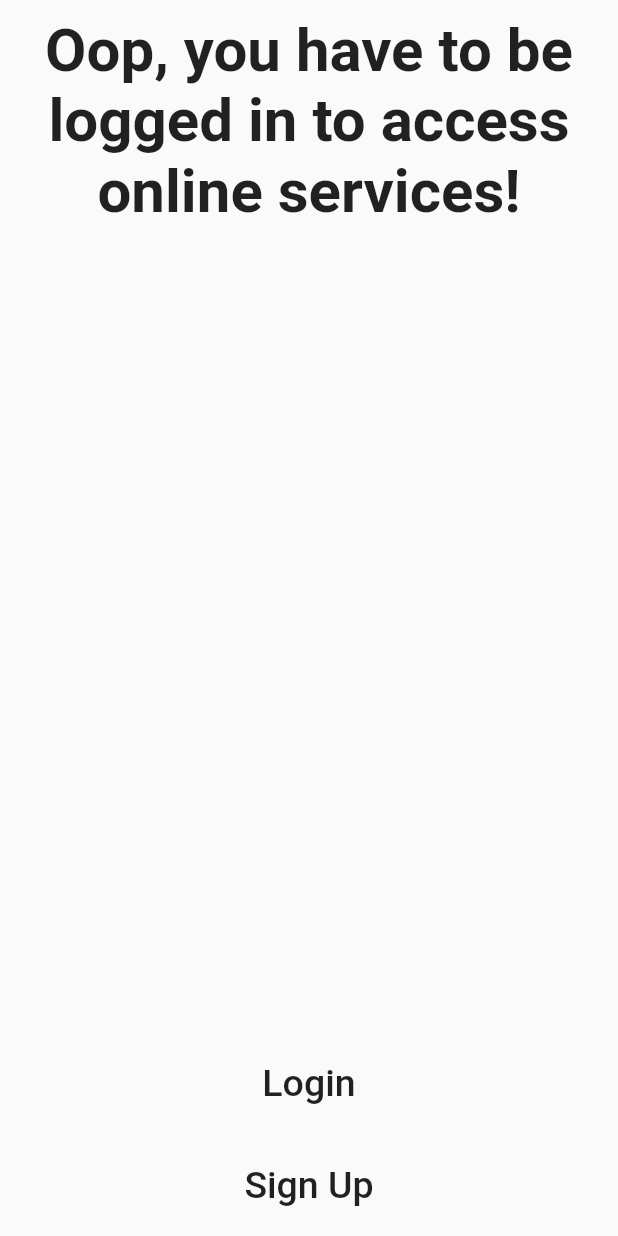
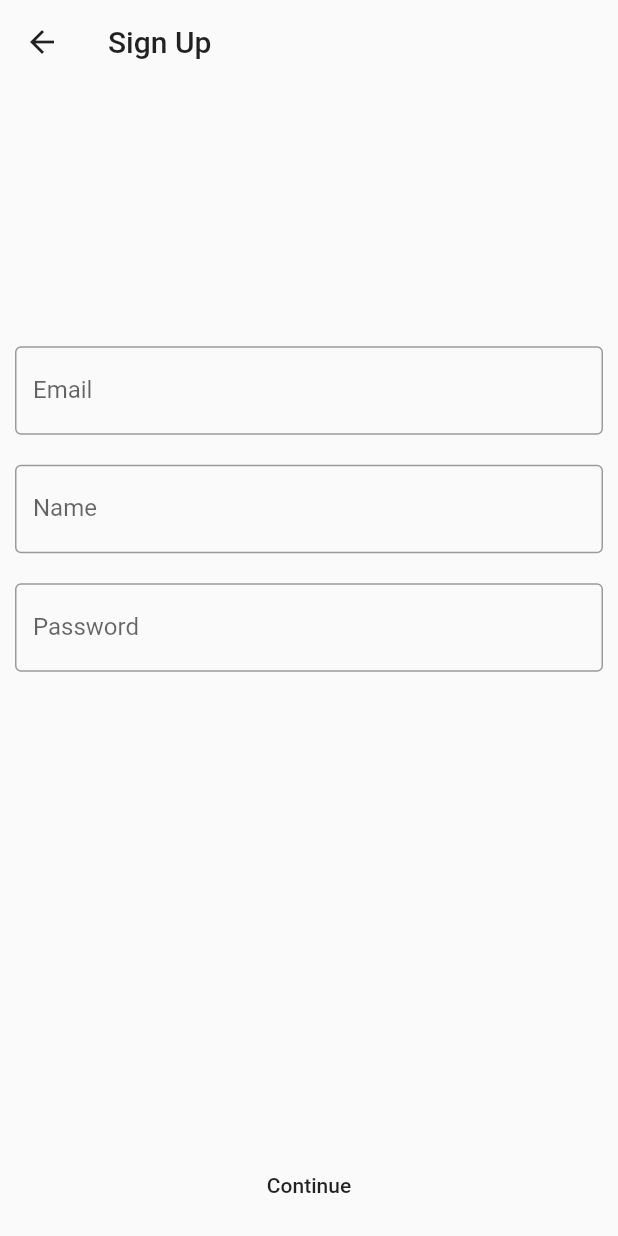
Before and after one commit to josephnglynn/2048i, a Flutter app: the AuthenticationDialog screen opened directly, after a tap on "Sign Up", on a phone screen of 412 x 824 dp. Run offline on Flutter 3.47's test engine with Material 2 defaults, Android fonts, the phone set to English and light mode, and no system bars; our stand-ins replace file_picker, get_storage, share, shared_preferences; missing offline and left inert: filesystem_picker, firedart, flex_color_picker; accounts and stored records are empty.

```diff
--- a/lib/api/leaderBoard.dart
+++ b/lib/api/leaderBoard.dart
@@ -1,5 +1,4 @@
 import 'package:improved_2048/api/settings.dart';
-import 'package:supabase/supabase.dart';
 
 class LeaderBoard{
   static void getLeaderBoard() {
--- a/lib/api/settings.dart
+++ b/lib/api/settings.dart
@@ -2,11 +2,12 @@ import 'dart:io';
 import 'dart:math';
 import 'dart:ui';
 import 'package:get_storage/get_storage.dart';
-import 'package:improved_2048/api/supabase_info.dart';
+import 'package:improved_2048/api/firebase_info.dart';
+import 'package:firedart/firedart.dart';
+import 'package:improved_2048/api/preferencesStore.dart';
 import 'package:improved_2048/ui/themes/baseClass.dart';
 import 'package:path/path.dart';
 import 'package:share/share.dart';
-import 'package:supabase/supabase.dart';
 
 class Settings {
   static late BoardThemeValues boardThemeValues;
@@ -15,7 +16,7 @@ class Settings {
   static late bool showMovesInsteadOfTime;
   static late GetStorage storage;
   static late String storageDirectoryPath;
-  static late SupabaseClient client;
+  static late FirebaseAuth firebaseAuth;
 
   static Future setFontSize(double _fontSizeScale) async {
     Settings.storage.write("fontSizeScale", _fontSizeScale);
@@ -100,7 +101,8 @@ class Settings {
   }
 
   static Future init() async {
-    client = SupabaseClient(SUPABASE_URL, SUPABASE_KEY);
+    firebaseAuth = FirebaseAuth.initialize(FIREBASE_KEY, await PreferencesStore.create());
+
     storage = GetStorage();
 
     try {
--- a/lib/ui/authenticationPage.dart
+++ b/lib/ui/authenticationPage.dart
@@ -1,9 +1,7 @@
 import 'dart:ui';
-
 import 'package:flutter/cupertino.dart';
 import 'package:flutter/material.dart';
 import 'package:improved_2048/api/auth.dart';
-import 'package:improved_2048/api/leaderBoard.dart';
 import 'package:improved_2048/ui/homePage.dart';
 import 'package:improved_2048/ui/leaderBoardPage.dart';
 
@@ -62,7 +60,13 @@ class _AuthenticationDialogState extends State<AuthenticationDialog> {
             Padding(
               padding: EdgeInsets.all(10),
               child: TextButton(
-                onPressed: () {},
+                onPressed: () {
+                  Navigator.of(context).push(
+                    MaterialPageRoute(
+                      builder: (context) => SignUp(),
+                    ),
+                  );
+                },
                 child: Text(
                   "Sign Up",
                   style: TextStyle(
@@ -84,7 +88,7 @@ class Login extends StatefulWidget {
 }
 
 class _LoginState extends State<Login> {
-  TextEditingController name = TextEditingController();
+  TextEditingController email = TextEditingController();
   TextEditingController password = TextEditingController();
 
   @override
@@ -110,10 +114,10 @@ class _LoginState extends State<Login> {
             Padding(
               padding: EdgeInsets.all(10),
               child: TextField(
-                controller: name,
+                controller: email,
                 decoration: InputDecoration(
                   border: OutlineInputBorder(),
-                  labelText: "Name",
+                  labelText: "Email",
                 ),
               ),
             ),
@@ -121,6 +125,7 @@ class _LoginState extends State<Login> {
               padding: EdgeInsets.all(10),
               child: TextField(
                 controller: password,
+                obscureText: true,
                 decoration: InputDecoration(
                   border: OutlineInputBorder(),
                   labelText: "Password",
@@ -137,10 +142,10 @@ class _LoginState extends State<Login> {
           children: [
             TextButton(
               onPressed: () async {
-                if (name.text.isEmpty) {
+                if (email.text.isEmpty) {
                   ScaffoldMessenger.of(context).showSnackBar(
                     SnackBar(
-                      content: Text("Name must be non-null"),
+                      content: Text("Email must be non-null"),
                       backgroundColor: Colors.red,
                     ),
                   );
@@ -155,7 +160,7 @@ class _LoginState extends State<Login> {
                   );
                   return;
                 }
-                if (await Auth.login(name.text, password.text)) {
+                if (await Auth.login(email.text, password.text)) {
                   Navigator.of(context).pushAndRemoveUntil(
                       MaterialPageRoute(
                           builder: (BuildContext context) => HomePage(4)),
@@ -179,7 +184,8 @@ class _LoginState extends State<Login> {
               child: Text(
                 "Continue",
                 style: TextStyle(
-                    color: Theme.of(context).textTheme.bodyText1!.color),
+                  color: Theme.of(context).textTheme.bodyText1!.color,
+                ),
               ),
             ),
           ],
@@ -188,3 +194,136 @@ class _LoginState extends State<Login> {
     );
   }
 }
+
+class SignUp extends StatefulWidget {
+  @override
+  _SignUpState createState() => _SignUpState();
+}
+
+class _SignUpState extends State<SignUp> {
+  TextEditingController email = TextEditingController();
+  TextEditingController name = TextEditingController();
+  TextEditingController password = TextEditingController();
+
+  @override
+  Widget build(BuildContext context) {
+    return Scaffold(
+      appBar: AppBar(
+        iconTheme:
+            IconThemeData(color: Theme.of(context).textTheme.bodyText1!.color),
+        title: Text(
+          "Sign Up",
+          style: TextStyle(color: Theme.of(context).textTheme.bodyText1!.color),
+        ),
+        elevation: 0,
+        backgroundColor: Theme.of(context).scaffoldBackgroundColor,
+      ),
+      body: SafeArea(
+        child: Column(
+          mainAxisAlignment: MainAxisAlignment.start,
+          children: [
+            SizedBox(
+              height: MediaQuery.of(context).size.height / 5,
+            ),
+            Padding(
+              padding: EdgeInsets.all(10),
+              child: TextField(
+                controller: email,
+                decoration: InputDecoration(
+                  border: OutlineInputBorder(),
+                  labelText: "Email",
+                ),
+              ),
+            ),
+            Padding(
+              padding: EdgeInsets.all(10),
+              child: TextField(
+                controller: name,
+                decoration: InputDecoration(
+                  border: OutlineInputBorder(),
+                  labelText: "Name",
+                ),
+              ),
+            ),
+            Padding(
+              padding: EdgeInsets.all(10),
+              child: TextField(
+                controller: password,
+                obscureText: true,
+                decoration: InputDecoration(
+                  border: OutlineInputBorder(),
+                  labelText: "Password",
+                ),
+              ),
+            ),
+          ],
+        ),
+      ),
+      bottomSheet: Padding(
+        padding: EdgeInsets.all(10),
+        child: Row(
+          mainAxisAlignment: MainAxisAlignment.center,
+          children: [
+            TextButton(
+              onPressed: () async {
+                if (email.text.isEmpty) {
+                  ScaffoldMessenger.of(context).showSnackBar(
+                    SnackBar(
+                      content: Text("Email must be non-null"),
+                      backgroundColor: Colors.red,
+                    ),
+                  );
+                  return;
+                }
+                if (name.text.isEmpty) {
+                  ScaffoldMessenger.of(context).showSnackBar(
+                    SnackBar(
+                      content: Text("Name must be non-null"),
+                      backgroundColor: Colors.red,
+                    ),
+                  );
+                  return;
+                }
+                if (password.text.isEmpty) {
+                  ScaffoldMessenger.of(context).showSnackBar(
+                    SnackBar(
+                      content: Text("Password must be non-null"),
+                      backgroundColor: Colors.red,
+                    ),
+                  );
+                  return;
+                }
+                if (await Auth.signUp(email.text, "TODO", password.text)) {
+                  Navigator.of(context).pushAndRemoveUntil(
+                      MaterialPageRoute(
+                          builder: (BuildContext context) => HomePage(4)),
+                      (route) => false);
+                  Navigator.of(context).push(
+                    MaterialPageRoute(
+                      builder: (context) => LeaderBoardPage(),
+                    ),
+                  );
+                  return;
+                }
+                ScaffoldMessenger.of(context).showSnackBar(
+                  SnackBar(
+                    content: Text(
+                      "Something went wrong",
+                    ),
+                    backgroundColor: Colors.red,
+                  ),
+                );
+              },
+              child: Text(
+                "Continue",
+                style: TextStyle(
+                  color: Theme.of(context).textTheme.bodyText1!.color,
+                ),
+              ),
+            ),
+          ],
+        ),
+      ),
+    );
+  }
+}
```
Also changed, not shown: lib/api/auth.dart (+29 -19 lines).
